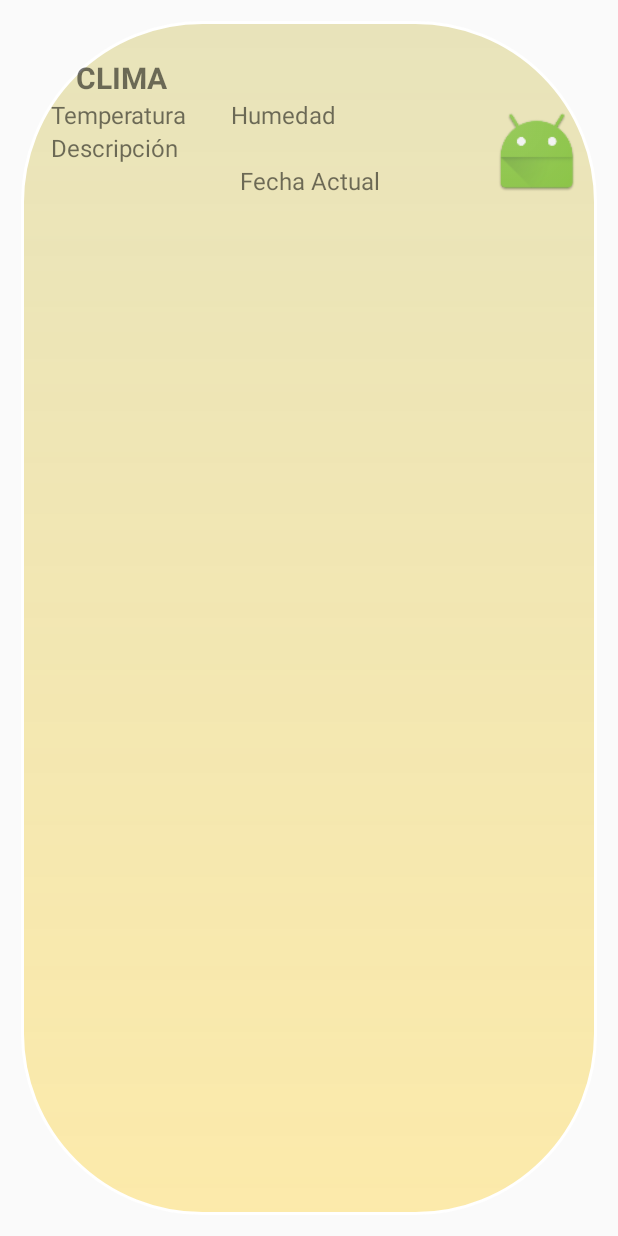
After one commit to brayan9304/lab3-Weather, an Android app: the layout widget_layout.xml on its own in the app's theme, with its tools: preview values and no code run, on a phone screen of 412 x 824 dp. The commit adds this screen. Run offline under Robolectric (Android 15) with nearby library versions, the phone set to English and light mode, and no system bars.

Commit message:
agregar widget

```diff
--- /dev/null
+++ b/app/src/main/res/drawable/fondo_widget.xml
@@ -0,0 +1,24 @@
+<?xml version="1.0" encoding="utf-8"?>
+<shape xmlns:android="http://schemas.android.com/apk/res/android"
+    android:shape="rectangle">
+
+
+    <stroke
+        android:width="2dp"
+        android:color="#FFFFFFFF" />
+
+    <gradient
+        android:angle="270"
+        android:endColor="#53ffc804"
+        android:startColor="#6acfc462" />
+
+    <corners
+        android:bottomLeftRadius="120dp"
+        android:bottomRightRadius="120dp"
+        android:topLeftRadius="120dp"
+        android:topRightRadius="120dp" />
+
+
+
+
+</shape>
--- /dev/null
+++ b/app/src/main/res/layout/widget_layout.xml
@@ -0,0 +1,76 @@
+<?xml version="1.0" encoding="utf-8"?>
+<RelativeLayout xmlns:android="http://schemas.android.com/apk/res/android"
+    android:id="@+id/widget_layout"
+    android:layout_width="match_parent"
+    android:layout_height="match_parent"
+    android:orientation="horizontal"
+    android:layout_margin="@dimen/widget_margin"
+    android:background="@drawable/fondo_widget">
+
+        <TextView
+            android:id="@+id/Clima"
+            android:layout_width="wrap_content"
+            android:layout_height="wrap_content"
+            android:gravity="center"
+            android:layout_marginTop="24dp"
+            android:layout_marginStart="36dp"
+            android:text="@string/clima"
+            android:textStyle="bold"
+            android:textAllCaps="true"
+            android:textSize="20sp"
+            />
+
+        <TextView
+            android:id="@+id/temperatura"
+            android:layout_width="wrap_content"
+            android:layout_height="wrap_content"
+            android:gravity="center"
+            android:text="@string/Temperatura"
+            android:layout_below="@id/Clima"
+            android:layout_marginEnd="30dp"
+            android:layout_marginStart="20dp"
+            android:textSize="16sp" />
+
+        <TextView
+            android:id="@+id/humedad"
+            android:layout_width="wrap_content"
+            android:layout_height="wrap_content"
+            android:gravity="center"
+            android:text="@string/Humedad"
+            android:layout_below="@id/Clima"
+            android:layout_toEndOf="@id/temperatura"
+            android:textSize="16sp" />
+
+        <TextView
+            android:id="@+id/descripcion"
+            android:layout_width="wrap_content"
+            android:layout_height="wrap_content"
+            android:text="@string/Descripcion"
+            android:layout_marginStart="20dp"
+            android:layout_below="@id/temperatura"
+            android:textSize="16sp"
+            />
+
+        <TextView
+            android:id="@+id/fecha"
+            android:layout_width="wrap_content"
+            android:layout_height="wrap_content"
+            android:gravity="center"
+            android:text="@string/Fecha"
+            android:layout_below="@id/descripcion"
+            android:layout_centerInParent="true"
+            android:textSize="16sp"
+
+            />
+
+        <ImageView
+            android:id="@+id/icon"
+            android:layout_width="70dp"
+            android:layout_height="60dp"
+            android:src="@mipmap/ic_launcher"
+            android:layout_marginTop="18dp"
+            android:paddingEnd="10dp"
+            android:layout_alignParentEnd="true"
+            android:layout_alignBottom="@+id/fecha" />
+
+</RelativeLayout>
--- a/app/src/main/res/values/dimens.xml
+++ b/app/src/main/res/values/dimens.xml
@@ -2,4 +2,5 @@
     <!-- Default screen margins, per the Android Design guidelines. -->
     <dimen name="activity_horizontal_margin">16dp</dimen>
     <dimen name="activity_vertical_margin">16dp</dimen>
+    <dimen name="widget_margin">14dp</dimen>
 </resources>
--- a/app/src/main/res/values/strings.xml
+++ b/app/src/main/res/values/strings.xml
@@ -18,4 +18,9 @@
         <item>Paris</item>
         <item>Londres</item>
     </string-array>
+    <string name="clima">Clima</string>
+    <string name="Temperatura">Temperatura</string>
+    <string name="Humedad">Humedad</string>
+    <string name="Descripcion">Descripción</string>
+    <string name="Fecha">Fecha Actual</string>
 </resources>
```
Also changed, not shown: app/src/main/AndroidManifest.xml (+13 -2 lines), app/src/main/java/co/edu/udea/compumovil/gr6/lab3weather/Object/city.java (deleted, +0 -65 lines), app/src/main/java/co/edu/udea/compumovil/gr6/lab3weather/widget/widgetProvider.java (added, +59 -0 lines), app/src/main/res/layout/activity_widget.xml (added, +13 -0 lines), app/src/main/res/xml/widget_info.xml (added, +8 -0 lines).
